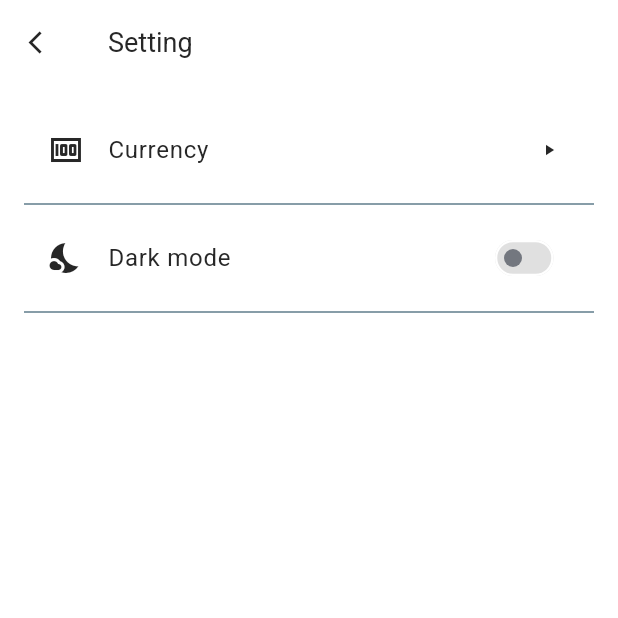
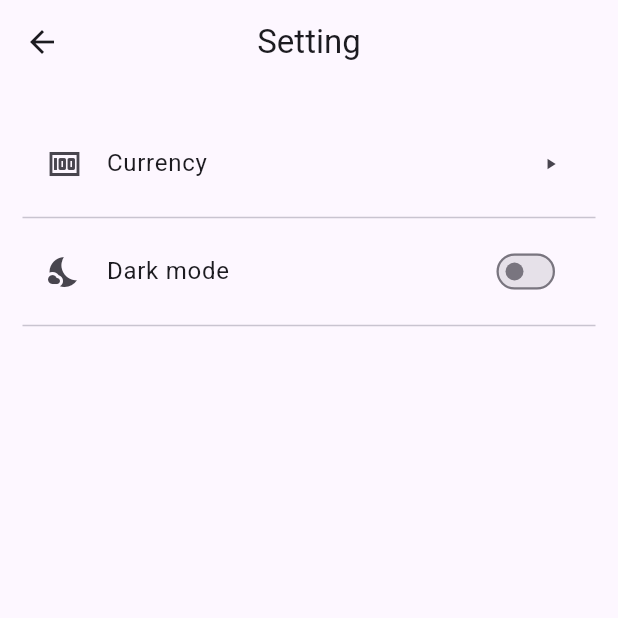
Before and after one commit to Dev-Pentagon/Receipt-Splitter, a Flutter app: the screen it shows after launch, after a tap on the "settings" icon, on a phone screen of 412 x 824 dp, the top half of it. Run offline on Flutter 3.47's test engine with Material 3 defaults, Android fonts, the phone set to English and light mode, and no system bars; our stand-ins replace flutter_bloc, go_router, image_picker, shared_preferences; missing offline and left inert: google_mlkit_text_recognition.

Commit message:
update UI for setting module

```diff
--- a/receipt_splitter/lib/config/shared_pref.dart
+++ b/receipt_splitter/lib/config/shared_pref.dart
@@ -18,8 +18,8 @@ class Preferences {
 
   final String _isDarkMode = 'isDarkMode';
   final String _currencyCode = 'currencyCode';
+
   ThemeMode getDarkMode() {
-
     // final brightness = View.of(context).platformDispatcher.platformBrightness;
     final darkMode = _prefs.getBool(_isDarkMode) ?? false;
     return darkMode ? ThemeMode.dark : ThemeMode.light;
--- a/receipt_splitter/lib/config/theme_helper.dart
+++ /dev/null
@@ -1,112 +0,0 @@
-import 'package:flutter/material.dart';
-
-bool isDarkTheme(BuildContext context) => Theme.of(context).brightness == Brightness.dark;
-
-ThemeData kLightTheme = ThemeData(
-  dialogTheme: const DialogTheme(elevation: 0.0),
-  elevatedButtonTheme: ElevatedButtonThemeData(
-    style: ElevatedButton.styleFrom(
-      surfaceTintColor: Colors.transparent,
-      disabledBackgroundColor: const Color(0x61000000),
-    ),
-  ),
-  tabBarTheme: const TabBarTheme(dividerColor: Colors.transparent),
-  textButtonTheme: TextButtonThemeData(
-    style: ButtonStyle(
-      foregroundColor: WidgetStateProperty.all(const Color(0xFF272727)), // Set the TextButton text color
-    ),
-  ),
-  textSelectionTheme: const TextSelectionThemeData(
-    cursorColor: Color(0xFF272727),
-  ),
-  radioTheme: const RadioThemeData(
-    fillColor: WidgetStatePropertyAll(
-      Color(0xFF005BAA),
-    ),
-  ),
-  checkboxTheme: CheckboxThemeData(
-    fillColor: WidgetStateProperty.resolveWith((states) {
-      if (states.contains(WidgetState.selected)) {
-        // return AppTheme.logoColor; // Active color
-      }
-      return null;
-    }),
-  ),
-  cardColor: const Color(0xFFFFFFFF),
-  colorScheme: ColorScheme.fromSwatch().copyWith(
-      primary: const Color(0xFF005BAA),
-      primaryContainer: const Color(0xFF3d83ff),
-      secondary: const Color(0xFFFFFFFF),
-      secondaryContainer: const Color(0xFF272727),
-      onSurface: const Color(0xFFFFFFFF),
-      surface: const Color(0xFFFFFFFF),
-      onSecondary: Color(0xFFFFFFFF),
-      onSecondaryContainer: HexColor('#204183c4'),
-      onPrimary: const Color(0xFFFAFAFA),
-      tertiary: const Color(0xFFE2E2E2),
-      onTertiaryContainer: const Color(0xFFCECECE),
-      brightness: Brightness.light,
-      // onPrimaryContainer: AppTheme.textFieldTitleColor
-      ),
-);
-
-ThemeData kDarkTheme = ThemeData(
-  tabBarTheme: const TabBarTheme(dividerColor: Colors.transparent),
-  scaffoldBackgroundColor: const Color(0xFF151a30),
-  dialogBackgroundColor: const Color(0xFF151a30),
-  elevatedButtonTheme: ElevatedButtonThemeData(
-    style: ElevatedButton.styleFrom(
-      surfaceTintColor: Colors.transparent,
-      disabledBackgroundColor: const Color(0x61FFFFFF),
-    ),
-  ),
-  textButtonTheme: TextButtonThemeData(
-    style: ButtonStyle(
-      foregroundColor: WidgetStateProperty.all(const Color(0xFFFEFEFE)),
-    ),
-  ),
-  textSelectionTheme: const TextSelectionThemeData(
-    cursorColor: Color(0xFFFEFEFE),
-  ),
-  radioTheme: const RadioThemeData(
-    fillColor: WidgetStatePropertyAll(
-      Color(0xFF3d83ff),
-    ),
-  ),
-  cardColor: const Color(0xFF1a1f38),
-  checkboxTheme: CheckboxThemeData(
-    fillColor: WidgetStateProperty.resolveWith((states) {
-      // if (states.contains(WidgetState.selected)) {
-      //   return AppTheme.logoColor; // Active color
-      // }
-      return null;
-    }),
-  ),
-  colorScheme: ColorScheme.fromSwatch().copyWith(
-    primary: const Color(0xFF1a1f38),
-    primaryContainer: const Color(0xFF3d83ff),
-    secondary: const Color(0xFF151a30),
-    secondaryContainer: const Color(0xFFFEFEFE),
-    onSurface: const Color(0xFF151a30),
-    surface: const Color(0xFFFFFFFF),
-    onSecondary: HexColor('#151a30'),
-    onSecondaryContainer: HexColor('#30385D'),
-    onPrimary: HexColor('#30385D'),
-    tertiary: const Color(0xFF1a1f38),
-    onTertiaryContainer: const Color(0xFF1A1F38),
-    brightness: Brightness.dark,
-    // onPrimaryContainer: AppTheme.whiteSmokeColor,
-  ),
-);
-
-class HexColor extends Color {
-  HexColor(String hexColor) : super(_getColorFromHex(hexColor));
-
-  static int _getColorFromHex(String hexColor) {
-    hexColor = hexColor.toUpperCase().replaceAll('#', '');
-    if (hexColor.length == 6) {
-      hexColor = 'FF$hexColor';
-    }
-    return int.parse(hexColor, radix: 16);
-  }
-}
--- a/receipt_splitter/lib/main.dart
+++ b/receipt_splitter/lib/main.dart
@@ -2,11 +2,14 @@ import 'package:flutter/material.dart';
 import 'package:flutter_bloc/flutter_bloc.dart';
 import 'package:receipt_splitter/config/routes.dart';
 import 'package:receipt_splitter/config/shared_pref.dart';
-import 'package:receipt_splitter/config/theme_helper.dart';
 import 'package:receipt_splitter/module/settings/cubit/theme_cubit.dart';
-import 'package:receipt_splitter/module/util/id_generator_util.dart';
+import 'package:receipt_splitter/util/id_generator_util.dart';
 
-final GlobalKey<NavigatorState> navigatorKey = GlobalKey(debugLabel: 'Main Navigator');
+import 'config/theme.dart';
+
+final GlobalKey<NavigatorState> navigatorKey = GlobalKey(
+  debugLabel: 'Main Navigator',
+);
 
 Future<void> main() async {
   WidgetsFlutterBinding.ensureInitialized();
@@ -14,7 +17,12 @@ Future<void> main() async {
   Preferences pref = Preferences();
   await pref.initPreferences();
   ThemeMode themeMode = pref.getDarkMode();
-  runApp(BlocProvider(create: (context) => ThemeCubit(themeMode), child: const MyApp()));
+  runApp(
+    BlocProvider(
+      create: (context) => ThemeCubit(themeMode),
+      child: const MyApp(),
+    ),
+  );
 }
 
 class MyApp extends StatelessWidget {
@@ -22,19 +30,21 @@ class MyApp extends StatelessWidget {
 
   @override
   Widget build(BuildContext context) {
-    // final brightness = View.of(context).platformDispatcher.platformBrightness;
-    // TextTheme textTheme = MaterialTheme.createTextTheme(context, fontFamily: "Roboto");
-    // MaterialTheme theme = MaterialTheme(textTheme);
+    final brightness = View.of(context).platformDispatcher.platformBrightness;
+    TextTheme textTheme = MaterialTheme.createTextTheme(
+      context,
+      fontFamily: "Roboto",
+    );
+    MaterialTheme theme = MaterialTheme(textTheme);
 
     return BlocBuilder<ThemeCubit, ThemeMode>(
       builder: (context, themeMode) {
         return MaterialApp.router(
           debugShowCheckedModeBanner: false,
           title: 'Receipt Splitter',
-          // theme: brightness == Brightness.light ? theme.light() : theme.dark(),
+          theme: brightness == Brightness.light ? theme.light() : theme.dark(),
           themeMode: themeMode,
-          theme: kLightTheme,
-          darkTheme: kDarkTheme,
+          darkTheme: theme.dark(),
           routerConfig: Routes.router,
         );
       },
--- a/receipt_splitter/lib/model/menu_item.dart
+++ b/receipt_splitter/lib/model/menu_item.dart
@@ -1,7 +1,7 @@
 import 'package:receipt_splitter/model/participant.dart';
-import 'package:receipt_splitter/module/util/id_generator_util.dart';
 
 import '../config/app_config.dart';
+import '../util/id_generator_util.dart';
 
 class MenuItem {
   final String id;
--- a/receipt_splitter/lib/model/participant.dart
+++ b/receipt_splitter/lib/model/participant.dart
@@ -1,5 +1,5 @@
 import '../config/app_config.dart';
-import '../module/util/id_generator_util.dart';
+import '../util/id_generator_util.dart';
 
 class Participant {
   final String id;
--- a/receipt_splitter/lib/module/settings/screens/setting_screen.dart
+++ b/receipt_splitter/lib/module/settings/screens/setting_screen.dart
@@ -1,6 +1,7 @@
 import 'package:flutter/material.dart';
 import 'package:flutter_bloc/flutter_bloc.dart';
 import 'package:go_router/go_router.dart';
+import 'package:receipt_splitter/common/layout_builder_widget.dart';
 import 'package:receipt_splitter/config/shared_pref.dart';
 import 'package:receipt_splitter/module/settings/cubit/theme_cubit.dart';
 import 'package:receipt_splitter/module/settings/screens/currency_list_screen.dart';
@@ -12,35 +13,46 @@ class SettingScreen extends StatelessWidget {
   @override
   Widget build(BuildContext context) {
     return Scaffold(
-      backgroundColor: Theme.of(context).colorScheme.secondary,
       appBar: AppBar(
-        scrolledUnderElevation: 0.0,
-        backgroundColor: Theme.of(context).colorScheme.secondary,
-        title: Text('Setting', style: TextStyle(fontSize: 18, color: Theme.of(context).colorScheme.secondaryContainer)),
-        leading: IconButton(
-          onPressed: () {
-            Navigator.pop(context);
-          },
-          icon: Icon(color: Theme.of(context).colorScheme.secondaryContainer, Icons.arrow_back_ios, size: 18),
-        ),
+        title: Text('Setting', style: Theme.of(context).textTheme.titleLarge),
+        centerTitle: true,
       ),
-      body: Padding(
-        padding: const EdgeInsets.all(16.0),
+      body: LayoutBuilderWidget(
         child: Column(
           crossAxisAlignment: CrossAxisAlignment.start,
           children: [
             ListTile(
-              leading: Icon(Icons.money, color: Theme.of(context).colorScheme.secondaryContainer),
-              title: Text('Currency', style: TextStyle(color: Theme.of(context).colorScheme.secondaryContainer)),
-              trailing: Icon(Icons.play_arrow, size: 12, color: Theme.of(context).colorScheme.secondaryContainer),
+              leading: Icon(
+                Icons.money,
+                color: Theme.of(context).colorScheme.onSurfaceVariant,
+              ),
+              title: Text(
+                'Currency',
+                style: TextStyle(
+                  color: Theme.of(context).colorScheme.onSurface,
+                ),
+              ),
+              trailing: Icon(
+                Icons.play_arrow,
+                size: 12,
+                color: Theme.of(context).colorScheme.onSurfaceVariant,
+              ),
               onTap: () {
                 context.pushNamed(CurrencyListView.tag);
               },
             ),
-            Divider(color: Colors.blueGrey),
+            Divider(color: Theme.of(context).colorScheme.outlineVariant),
             ListTile(
-              leading: Icon(Icons.nights_stay, color: Theme.of(context).colorScheme.secondaryContainer),
-              title: Text('Dark mode', style: TextStyle(color: Theme.of(context).colorScheme.secondaryContainer)),
+              leading: Icon(
+                Icons.nights_stay,
+                color: Theme.of(context).colorScheme.onSurfaceVariant,
+              ),
+              title: Text(
+                'Dark mode',
+                style: TextStyle(
+                  color: Theme.of(context).colorScheme.onSurface,
+                ),
+              ),
               trailing: SizedBox(
                 height: 45,
                 width: 45,
@@ -48,38 +60,14 @@ class SettingScreen extends StatelessWidget {
                   child: Switch(
                     trackOutlineWidth: WidgetStateProperty.all(2),
                     materialTapTargetSize: MaterialTapTargetSize.shrinkWrap,
-                    thumbColor: WidgetStateProperty.resolveWith<Color?>((Set<WidgetState> states) {
-                      final isDarkMode = Preferences().getDarkMode() == ThemeMode.dark;
-                      if (!states.contains(WidgetState.selected)) {
-                        return isDarkMode ? const Color.fromRGBO(148, 143, 153, 1) : const Color.fromRGBO(115, 119, 127, 1);
-                      }
-                      return isDarkMode ? Colors.blueGrey.shade300 : Colors.blue.shade300;
-                    }),
-
-                    // Track Color (Dark and Light Mode)
-                    trackColor: WidgetStateProperty.resolveWith<Color?>((Set<WidgetState> states) {
-                      final isDarkMode = Preferences().getDarkMode() == ThemeMode.dark;
-                      if (states.contains(WidgetState.selected)) {
-                        return isDarkMode
-                            ? Colors
-                                .blueGrey
-                                .shade800 // Dark mode track color (active)
-                            : Colors.blue.shade200; // Light mode track color (active)
-                      }
-                      return isDarkMode
-                          ? Colors
-                              .grey
-                              .shade800 // Dark mode track color (inactive)
-                          : Colors.grey.shade300; // Light mode track color (inactive)
-                    }),
-
                     value: Preferences().getDarkMode() == ThemeMode.dark,
-                    onChanged: (value) => context.read<ThemeCubit>().toggleTheme(),
+                    onChanged:
+                        (value) => context.read<ThemeCubit>().toggleTheme(),
                   ),
                 ),
               ),
             ),
-            Divider(color: Colors.blueGrey),
+            Divider(color: Theme.of(context).colorScheme.outlineVariant),
           ],
         ),
       ),
```
Also changed, not shown: receipt_splitter/lib/module/receipt_detail/cubit/receipt_form_cubit/receipt_form_cubit.dart (+24 -6 lines), receipt_splitter/lib/module/settings/screens/currency_list_screen.dart (+54 -81 lines), receipt_splitter/lib/util/id_generator_util.dart (renamed from receipt_splitter/lib/module/util/id_generator_util.dart).
